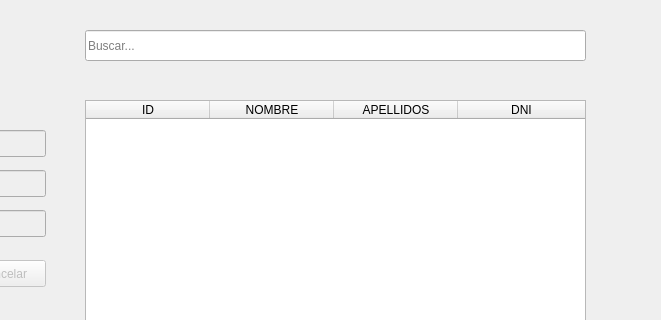
Above: crud.ui from clonbg/crud-sqlite3-python before the change; both pictures show x 265 to 926 and y 0 to 320 of the 926 by 531 pixel window. Below: the same form after it.
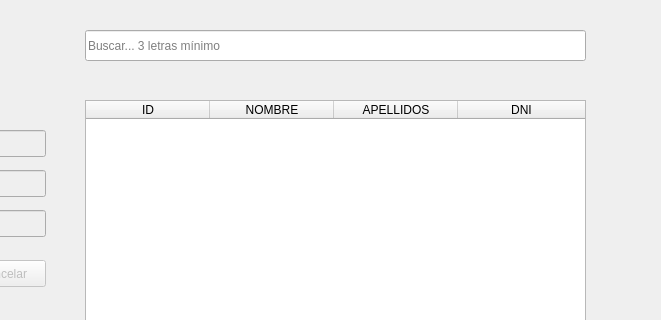
That is the form after the change.

What changed in the file:
```diff
--- a/crud.ui
+++ b/crud.ui
@@ -181,7 +181,7 @@
     </rect>
    </property>
    <property name="placeholderText">
-    <string>Buscar...</string>
+    <string>Buscar... 3 letras mínimo</string>
    </property>
   </widget>
   <widget class="QPushButton" name="btn_salir">
```
Left out of the diff: 3 changed lines with no effect on the pictures.
